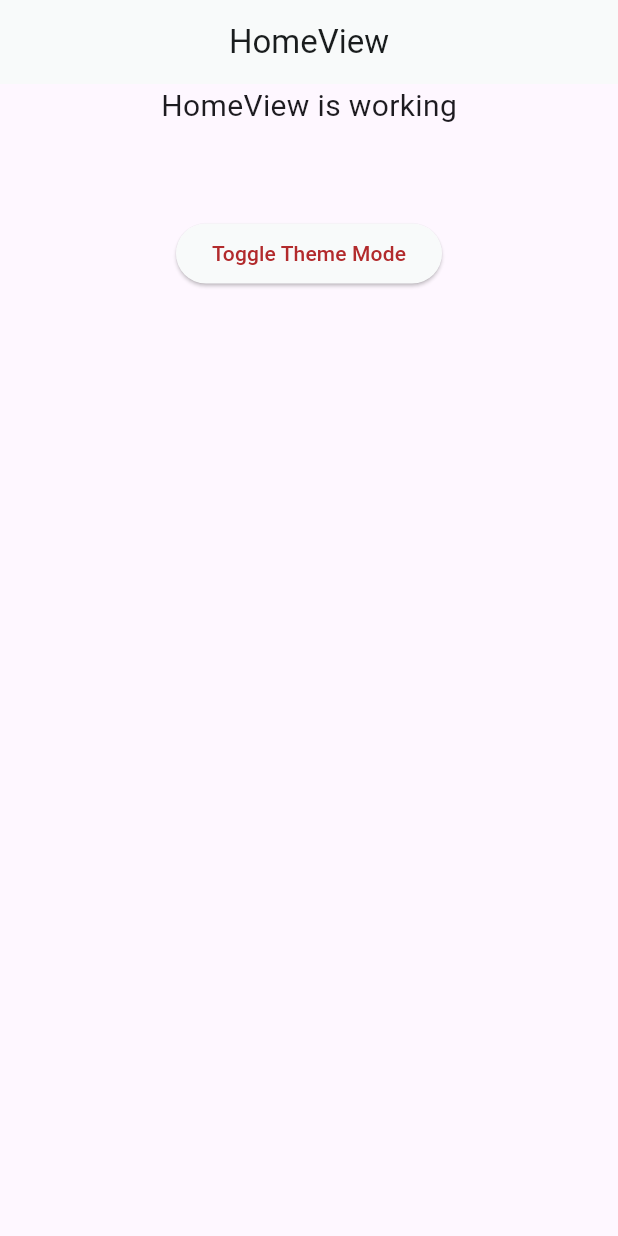
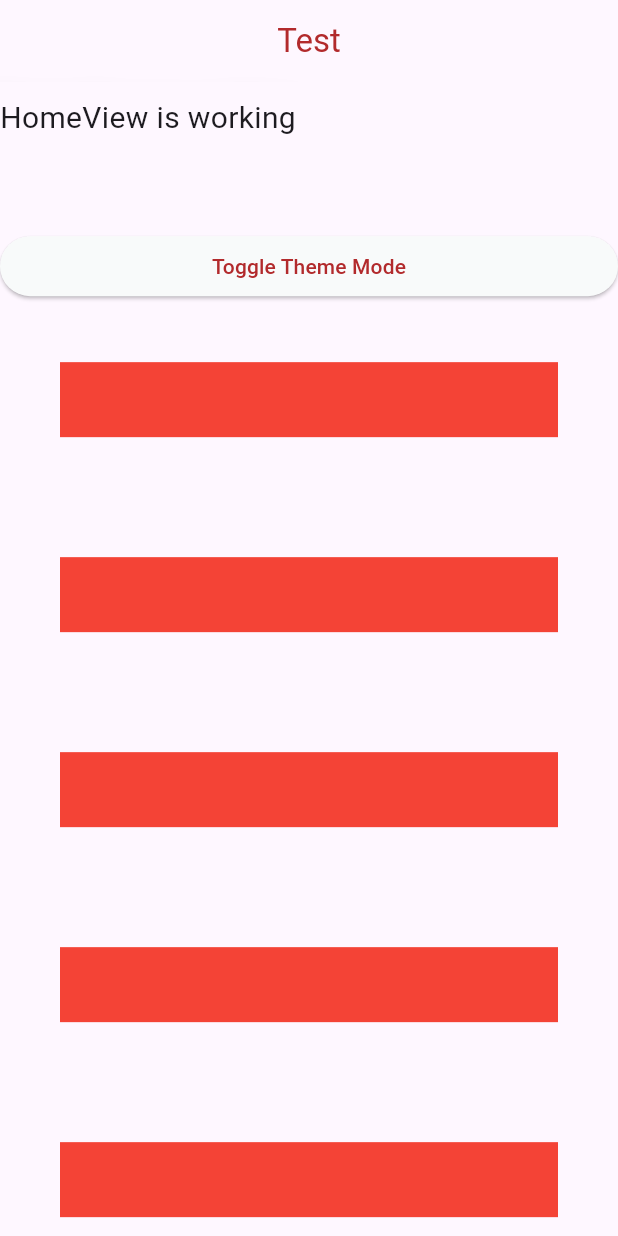
Before and after one commit to sari-shehada/marsoulna-customerapp, a Flutter app: the screen it shows after launch, on a phone screen of 412 x 824 dp. Run offline on Flutter 3.47's test engine with Material 2 defaults, Android fonts, the phone set to English and light mode, and no system bars; our stand-ins replace dio, flutter_screenutil, fpdart, get, shared_preferences.

Commit message:
Added Widget to utils

```diff
--- a/lib/app/modules/home/views/home_view.dart
+++ b/lib/app/modules/home/views/home_view.dart
@@ -1,7 +1,9 @@
 import 'package:flutter/material.dart';
 
 import 'package:get/get.dart';
+import 'package:marsouly/config/design/design_config.dart';
 
+import '../../../../utils/appbars/custom_appbar.dart';
 import '../controllers/home_controller.dart';
 
 class HomeView extends GetView<HomeController> {
@@ -9,12 +11,15 @@ class HomeView extends GetView<HomeController> {
   @override
   Widget build(BuildContext context) {
     return Scaffold(
-      appBar: AppBar(
-        title: const Text('HomeView'),
+      extendBodyBehindAppBar: true,
+      appBar: const CustomAppBar(
+        child: 'Test',
+        backButtonEnabled: false,
         centerTitle: true,
       ),
-      body: Center(
-        child: Column(
+      body: SizedBox.expand(
+        child: ListView(
+          padding: EdgeInsets.only(top: DesignConfig.topPaddingWithAppBar),
           children: [
             const Text(
               'HomeView is working',
@@ -25,6 +30,15 @@ class HomeView extends GetView<HomeController> {
               onPressed: () => controller.toggleTheme(),
               child: const Text('Toggle Theme Mode'),
             ),
+            ...List.generate(
+              100,
+              (index) => Container(
+                margin: EdgeInsets.all(40),
+                height: 50,
+                width: double.infinity,
+                color: Colors.red,
+              ),
+            )
           ],
         ),
       ),
--- /dev/null
+++ b/lib/config/design/design_config.dart
@@ -0,0 +1,9 @@
+import 'package:flutter/material.dart';
+import 'package:get/get.dart';
+import 'package:marsouly/extensions/responsiveness_extensions.dart';
+
+class DesignConfig {
+  static final topPaddingWithAppBar = Get.mediaQuery.padding.top +
+      kToolbarHeight.responsiveFromHeight +
+      10.responsiveFromHeight;
+}
--- a/lib/config/global/global_config.dart
+++ b/lib/config/global/global_config.dart
@@ -15,7 +15,7 @@ class GlobalConfig {
     WidgetsFlutterBinding.ensureInitialized();
     await SharedPreferencesService.init();
     ThemingService.init();
-    NetworkServiceConfig.init(NetworkServiceBaseURLEnvironment.production);
+    NetworkServiceConfig.init(NetworkServiceBaseURLEnvironment.local);
     //TODO: Comment HTTP Overrides if not needed
     HttpOverrides.global = HttpCertificateOverrides();
     _alreadyInitialized = true;
--- a/lib/config/global/network_service_config.dart
+++ b/lib/config/global/network_service_config.dart
@@ -4,7 +4,7 @@ import '../../services/network_service/network_service.dart';
 
 class NetworkServiceConfig {
   static const Map<NetworkServiceBaseURLEnvironment, String> _apiUrls = {
-    NetworkServiceBaseURLEnvironment.local: 'Test',
+    NetworkServiceBaseURLEnvironment.local: 'https://localhost:5000/test',
     NetworkServiceBaseURLEnvironment.staging: 'Test',
     NetworkServiceBaseURLEnvironment.production: 'Test',
   };
--- a/lib/main.dart
+++ b/lib/main.dart
@@ -1,4 +1,5 @@
 import 'package:flutter/material.dart';
+import 'package:flutter_screenutil/flutter_screenutil.dart';
 
 import 'package:get/get.dart';
 import 'package:marsouly/config/global/global_config.dart';
@@ -9,14 +10,28 @@ import 'app/routes/app_pages.dart';
 
 Future<void> main() async {
   await GlobalConfig.performInitialConfiguration();
-  runApp(
-    GetMaterialApp(
+  runApp(const Wrapper());
+}
+
+class Wrapper extends StatelessWidget {
+  const Wrapper({super.key});
+
+  @override
+  Widget build(BuildContext context) {
+    return ScreenUtilInit(
+      designSize: const Size(390, 844), //TODO: Move Sizes to DesignConfig
+      splitScreenMode: false,
+      useInheritedMediaQuery: true,
+      builder: (context, child) {
+        return GetMaterialApp(
           title: 'Application',
           initialRoute: AppPages.INITIAL,
           getPages: AppPages.routes,
           themeMode: ThemingService.instance.currentThemeMode,
           theme: lightTheme,
           darkTheme: darkTheme,
-    ),
+        );
+      },
     );
   }
+}
--- /dev/null
+++ b/lib/utils/appbars/custom_appbar.dart
@@ -0,0 +1,114 @@
+import 'dart:ui';
+
+import 'package:flutter/material.dart';
+import 'package:get/get.dart';
+import 'package:marsouly/extensions/responsiveness_extensions.dart';
+import '../buttons/custom_back_button.dart';
+import '../spacing_utils/spacing_utils.dart';
+
+class CustomAppBar<T> extends StatelessWidget implements PreferredSizeWidget {
+  const CustomAppBar({
+    super.key,
+    this.backButtonEnabled = true,
+    this.centerTitle = false,
+    this.backButtonOnTap,
+    required this.child,
+  });
+
+  static const String _widgetLoggerAlias = 'Custom AppBar => ';
+
+  final bool backButtonEnabled;
+  final bool centerTitle;
+  final T child;
+  final VoidCallback? backButtonOnTap;
+
+  @override
+  Widget build(BuildContext context) {
+    assert(child is String || child is Widget,
+        '$_widgetLoggerAlias: Expected a Widget or String but got ${child.runtimeType}');
+    return PreferredSize(
+      preferredSize: preferredSize,
+      child: ClipRRect(
+        child: BackdropFilter(
+          filter: ImageFilter.blur(sigmaX: 10, sigmaY: 10),
+          child: Container(
+            height: double.infinity,
+            // color: colorScheme.background.withOpacity(0.7),
+            color: Colors.transparent,
+            child: Padding(
+              padding:
+                  EdgeInsets.only(top: MediaQuery.of(context).viewPadding.top),
+              child: Builder(
+                builder: (context) {
+                  if (centerTitle && backButtonEnabled) {
+                    return Stack(
+                      fit: StackFit.expand,
+                      children: [
+                        Row(
+                          crossAxisAlignment: CrossAxisAlignment.center,
+                          mainAxisAlignment: MainAxisAlignment.start,
+                          children: [
+                            const AddHorizontalSpacing(value: 30),
+                            CustomBackButton(
+                              onTap: backButtonOnTap,
+                            ),
+                          ],
+                        ),
+                        Center(
+                          child: buildAppropriateChild(child),
+                        ),
+                      ],
+                    );
+                  }
+                  if (centerTitle && !backButtonEnabled) {
+                    return Center(
+                      child: buildAppropriateChild(child),
+                    );
+                  }
+                  if (!centerTitle && !backButtonEnabled) {
+                    return Row(
+                      crossAxisAlignment: CrossAxisAlignment.center,
+                      children: [
+                        const AddHorizontalSpacing(value: 30),
+                        buildAppropriateChild(child),
+                      ],
+                    );
+                  }
+                  return Row(
+                    crossAxisAlignment: CrossAxisAlignment.center,
+                    children: [
+                      const AddHorizontalSpacing(value: 30),
+                      CustomBackButton(onTap: backButtonOnTap),
+                      const AddHorizontalSpacing(value: 15),
+                      buildAppropriateChild(child),
+                    ],
+                  );
+                },
+              ),
+            ),
+          ),
+        ),
+      ),
+    );
+  }
+
+  Widget buildAppropriateChild(T child) {
+    if (child is String) {
+      return Text(
+        child,
+        style: Get.textTheme.titleLarge!.copyWith(
+            color: Get.theme.colorScheme.primary,
+            fontWeight: FontWeight.normal),
+      );
+    }
+    return child as Widget;
+  }
+
+  @override
+  Size get preferredSize =>
+      Size.fromHeight(kToolbarHeight.responsiveFromHeight);
+}
+
+abstract class CustomAppBarConstants {
+  static const double appBarHeight = 80;
+}
```
Also changed, not shown: lib/utils/buttons/custom_back_button.dart (added, +43 -0 lines), lib/utils/spacing_utils/spacing_utils.dart (added, +19 -0 lines), 1 other file. Lines whose indentation alone changed are shown as unchanged.
